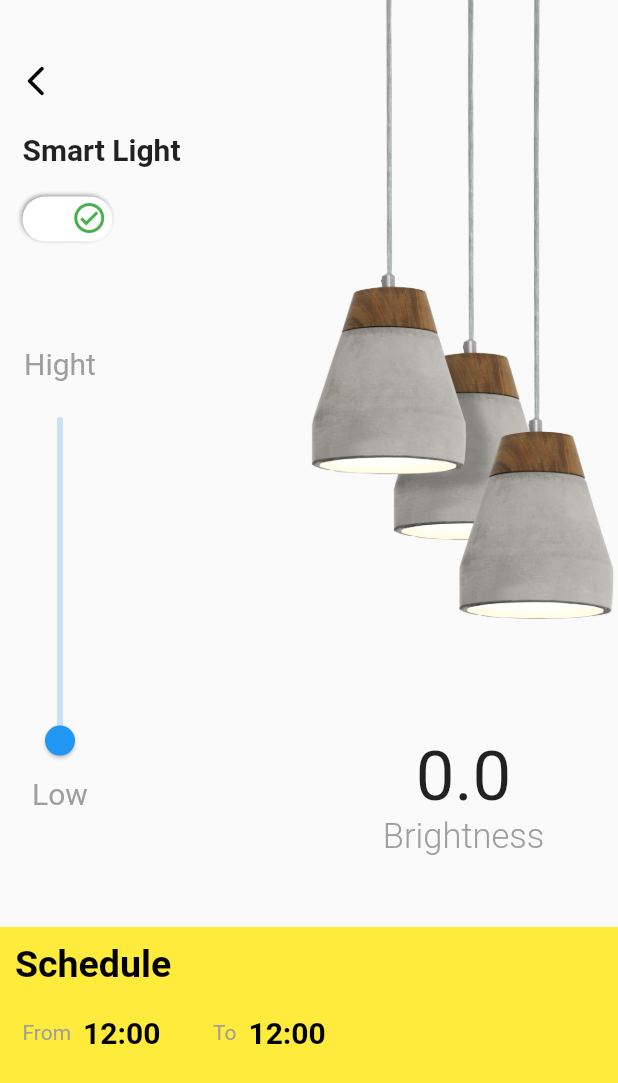
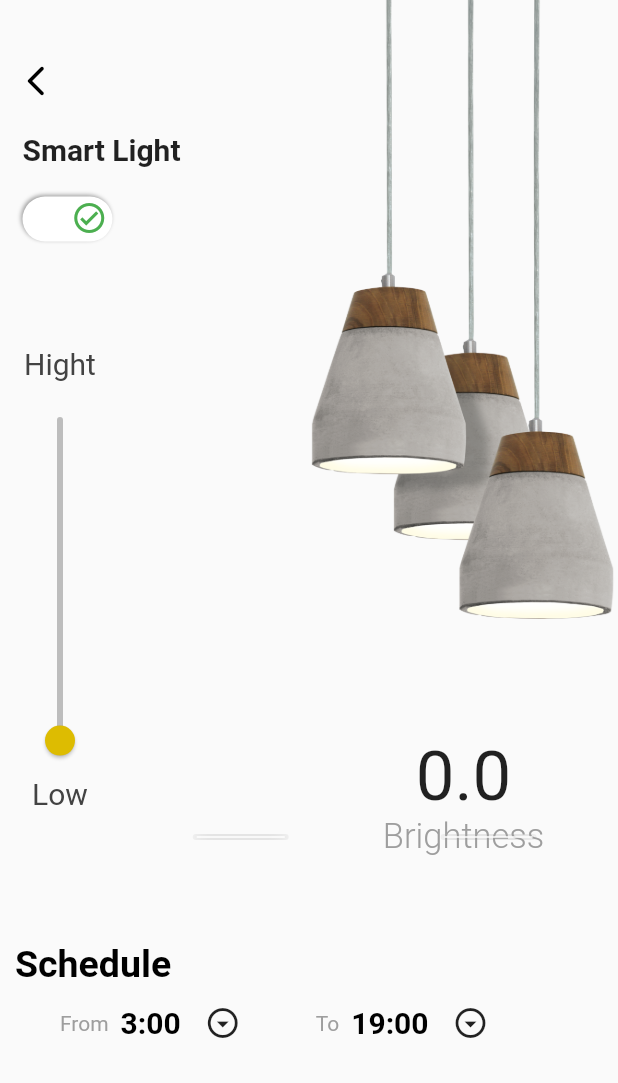
Before and after one commit to JuanFGQ/smart_home_design, a Flutter app: the screen it shows after launch, on a phone screen of 412 x 824 dp. Shown: the top 1083 px of the screen. Run offline on Flutter 3.47's test engine with Material 2 defaults, Android fonts, the phone set to English and light mode, and no system bars; our stand-ins replace sleek_circular_slider.

Commit message:
it works parcially

```diff
--- a/lib/pages/details_page.dart
+++ b/lib/pages/details_page.dart
@@ -18,20 +18,13 @@ class DetailsPage extends StatelessWidget {
         children: [
           Row(
             children: [
-              _LeftControlls(
-                size: size,
-                valueNotifier: valueNotifier,
-              ),
-              _Lamps(
-                size: size,
-                valueNotifier: valueNotifier,
-              ),
+              _LeftControlls(size: size, valueNotifier: valueNotifier),
+              _Lamps(size: size, valueNotifier: valueNotifier),
             ],
           ),
-          Expanded(
-              child: Container(
-                  color: Colors.yellow,
-                  child: const Column(
+          const SizedBox(
+              width: double.infinity,
+              child: Column(
                 crossAxisAlignment: CrossAxisAlignment.start,
                 children: [
                   Padding(
@@ -44,15 +37,14 @@ class DetailsPage extends StatelessWidget {
                   ),
                   Row(
                     children: [
-                          _SchedulePicker(text: 'From'),
-                          SizedBox(
-                            width: 20,
-                          ),
-                          _SchedulePicker(text: 'To'),
+                      SizedBox(width: 40),
+                      MyHourSelector(text: 'From', showHour: '3:00'),
+                      SizedBox(width: 40),
+                      MyHourSelector(text: 'To', showHour: '19:00'),
                     ],
                   )
                 ],
-                  ))),
+              )),
         ],
       ),
     );
@@ -99,7 +91,8 @@ class _LeftControlls extends StatelessWidget {
             Column(
               children: [
                 const Text('Hight',
-                    style: TextStyle(fontSize: 20, color: Colors.grey)),
+                    style: TextStyle(
+                        fontSize: 20, color: Color.fromARGB(255, 67, 67, 67))),
                 Container(
                   // color: Colors.red,
                   height: MediaQuery.of(context).size.height * 0.32,
@@ -111,6 +104,10 @@ class _LeftControlls extends StatelessWidget {
                         return RotatedBox(
                           quarterTurns: 3,
                           child: Slider(
+                            inactiveColor:
+                                const Color.fromARGB(169, 158, 158, 158),
+                            activeColor: const Color(0xffad903a),
+                            thumbColor: const Color.fromARGB(255, 221, 188, 1),
                             value: value,
                             onChanged: (value) {
                               valueNotifier.value = value;
@@ -122,7 +119,8 @@ class _LeftControlls extends StatelessWidget {
                       }),
                 ),
                 const Text('Low',
-                    style: TextStyle(fontSize: 20, color: Colors.grey)),
+                    style: TextStyle(
+                        fontSize: 20, color: Color.fromARGB(255, 67, 67, 67))),
               ],
             )
           ],
@@ -183,10 +181,7 @@ class _SchedulePicker extends StatelessWidget {
       padding: const EdgeInsets.only(left: 15, top: 20),
       child: Row(
         children: [
-          Text(
-            text,
-            style: const TextStyle(color: Colors.grey),
-          ),
+          Text(text, style: const TextStyle(color: Colors.grey)),
           const SizedBox(width: 8),
           const Text('12:00',
               style: TextStyle(
--- a/lib/widgets/hour_selector.dart
+++ b/lib/widgets/hour_selector.dart
@@ -1,6 +1,11 @@
 import 'package:flutter/material.dart';
 
 class MyHourSelector extends StatefulWidget {
+  final String text;
+  final String showHour;
+
+  const MyHourSelector({super.key, required this.text, required this.showHour});
+
   @override
   _MyHourSelectorState createState() => _MyHourSelectorState();
 }
@@ -8,7 +13,10 @@ class MyHourSelector extends StatefulWidget {
 class _MyHourSelectorState extends State<MyHourSelector>
     with SingleTickerProviderStateMixin {
   late AnimationController _animationController;
+  late TextEditingController _textController;
   final ValueNotifier<bool> openHourPicker = ValueNotifier<bool>(false);
+  final ValueNotifier<String> hourText = ValueNotifier<String>('');
+
   final focusNode = FocusNode();
 
   //
@@ -19,6 +27,8 @@ class _MyHourSelectorState extends State<MyHourSelector>
   void initState() {
     super.initState();
     WidgetsBinding.instance.addPostFrameCallback((timeStamp) => showOverlay());
+
+    _textController = TextEditingController();
 
     _animationController = AnimationController(
         vsync: this, duration: const Duration(milliseconds: 100));
@@ -40,21 +50,20 @@ class _MyHourSelectorState extends State<MyHourSelector>
     final size = renderBox.size;
 
     //test parameter
-    //*final offset = renderBox.localToGlobal(Offset.zero);
-    //
+    /*
+    the offset allows me to know the position of the widget and then
+    positioning the widget according to it
+    */
+    // final offset = renderBox.localToGlobal(Offset.zero);
+
     entry = OverlayEntry(
         builder: (context) => Positioned(
-
-            //this parameters was added only to see this overlay with testing purpose
-            //*bottom: offset.dx + size.height + 10,
-            //* left: offset.dy,
-            //
-            width: size.width,
+            width: 60,
             child: CompositedTransformFollower(
                 link: layerLink,
                 showWhenUnlinked: false,
-                offset: Offset(0, size.height + 8),
-                child: _CustomHourPicker(openHourPicker: openHourPicker))));
+                offset: Offset(10, size.height - 150),
+                child: buildOverlay())));
 
     overlay.insert(entry!);
   }
@@ -65,41 +74,60 @@ class _MyHourSelectorState extends State<MyHourSelector>
   }
 
   @override
-  Widget build(BuildContext context) {
-    return Container(
+  Widget build(BuildContext context) => Container(
+        height: 50,
+        child: Row(
+          children: [
+            Text(widget.text, style: const TextStyle(color: Colors.grey)),
+            const SizedBox(width: 8),
+            ValueListenableBuilder(
+                valueListenable: hourText,
+                builder: (context, value, child) {
+                  return Text(
+                      hourText.value.isEmpty ? widget.showHour : hourText.value,
+                      style: const TextStyle(
+                          fontSize: 20,
+                          color: Colors.black,
+                          fontWeight: FontWeight.bold));
+                }),
+            SizedBox(
               width: 50,
-      child: Stack(
-        children: [
-          _ToogleButton(
-            openHourPicker: openHourPicker,
-            layerLink: layerLink,
+              child: CompositedTransformTarget(
+                link: layerLink,
+                child: ValueListenableBuilder(
+                    valueListenable: openHourPicker,
+                    builder: (context, value, child) {
+                      return MaterialButton(
+                        elevation: 3,
+                        onPressed: () {
+                          openHourPicker.value = !openHourPicker.value;
+
+                          if (openHourPicker.value == true) {
+                            showOverlay();
+                          } else {
+                            hideOverLay();
+                          }
+
+                          // Cambiar el estado para mostrar/ocultar la lista
+                        },
+                        child:
+                            const Icon(Icons.arrow_drop_down_circle_outlined),
+                      );
+                    }),
               ),
-          _CustomHourPicker(openHourPicker: openHourPicker),
+            )
           ],
         ),
       );
-  }
-}
 
-class _CustomHourPicker extends StatelessWidget {
-  const _CustomHourPicker({
-    super.key,
-    required this.openHourPicker,
-  });
-
-  final ValueNotifier<bool> openHourPicker;
-
-  @override
-  Widget build(BuildContext context) {
-    return ValueListenableBuilder(
+  Widget buildOverlay() => Material(
+        child: ValueListenableBuilder(
           valueListenable: openHourPicker,
           builder: (context, value, child) {
-          return Positioned(
-            top: 40,
-            child: AnimatedContainer(
+            return AnimatedContainer(
               duration: const Duration(milliseconds: 100),
-                curve: Curves.decelerate,
-                width: 50,
+              curve: Curves.bounceIn,
+              // width: 50,
               height: openHourPicker.value ? 150 : 0,
               decoration: BoxDecoration(
                   border: Border.all(color: Colors.grey),
@@ -113,52 +141,36 @@ class _CustomHourPicker extends StatelessWidget {
                         offset: Offset(0, 0),
                         spreadRadius: 2)
                   ]),
-                child: ListView(
+              child: ValueListenableBuilder(
+                valueListenable: hourText,
+                builder: (context, value, child) {
+                  return ListView(
                     children: List.generate(
                       24,
                       (index) => GestureDetector(
                         onTap: () {
                           print('INDEX $index');
+                          hourText.value = '$index:00';
                           openHourPicker.value = false;
+                          hideOverLay();
                         },
                         child: Center(
                           child: Padding(
-                            padding: const EdgeInsets.only(top: 20),
-                            child: Text('$index:00'),
-                          )))),
-                )),
+                            padding: const EdgeInsets.only(bottom: 20),
+                            child: Text(
+                              '$index:00',
+                              style: const TextStyle(
+                                  color: Colors.black, fontSize: 15),
+                            ),
+                          ),
+                        ),
+                      ),
+                    ),
                   );
-        });
-  }
-}
-
-class _ToogleButton extends StatelessWidget {
-  const _ToogleButton({
-    super.key,
-    required this.openHourPicker,
-    this.layerLink,
-  });
-
-  final ValueNotifier<bool> openHourPicker;
-  final LayerLink? layerLink;
-
-  @override
-  Widget build(BuildContext context) {
-    return CompositedTransformTarget(
-      link: layerLink!,
-      child: ValueListenableBuilder(
-          valueListenable: openHourPicker,
-          builder: (context, value, child) {
-            return MaterialButton(
-              elevation: 3,
-              onPressed: () {
-                openHourPicker.value = !openHourPicker.value;
-                print(value);
-                // Cambiar el estado para mostrar/ocultar la lista
                 },
-              child: const Icon(Icons.arrow_drop_down_circle_outlined),
+              ),
             );
-          }),
+          },
+        ),
       );
 }
-}
```
Lines whose indentation alone changed are shown as unchanged.
